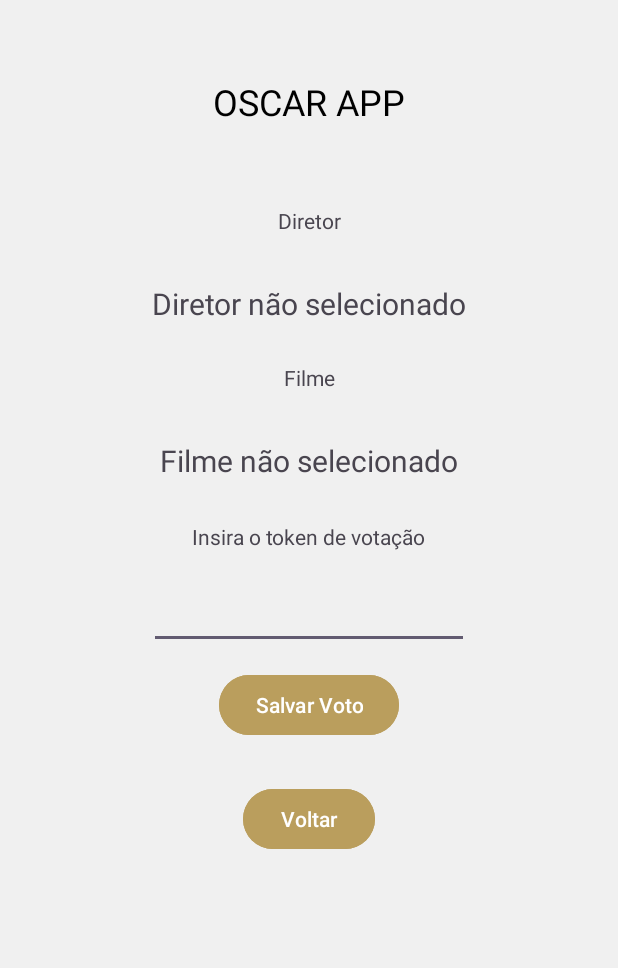
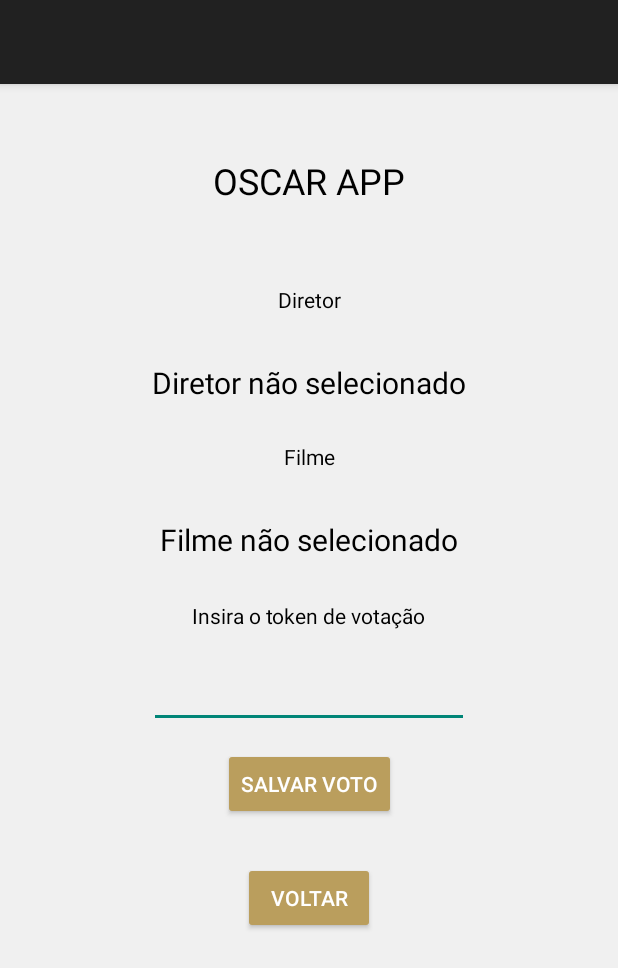
Before and after one commit to cuetopaulo/mobile_OscarApp, an Android app: the TelaConfirmarVoto screen opened directly, with no data from a screen before it, on a phone screen of 412 x 824 dp. Shown: the top 968 px of the screen. Run offline under Robolectric (Android 15) with nearby library versions, the phone set to English and light mode, and no system bars.

Commit message:
correção fontes

```diff
--- a/OscarApp/app/src/main/AndroidManifest.xml
+++ b/OscarApp/app/src/main/AndroidManifest.xml
@@ -14,7 +14,7 @@
         android:label="@string/app_name"
         android:roundIcon="@mipmap/ic_launcher_round"
         android:supportsRtl="true"
-        android:theme="@style/Theme.OscarApp"
+        android:theme="@style/AppTheme"
         android:usesCleartextTraffic="true"
         android:networkSecurityConfig="@xml/network_security_config"
         tools:targetApi="31">
--- a/OscarApp/app/src/main/res/layout/activity_informar_ip.xml
+++ b/OscarApp/app/src/main/res/layout/activity_informar_ip.xml
@@ -67,6 +67,7 @@
         android:layout_marginTop="16dp"
         android:backgroundTint="#ba9e5d"
         android:text="Voltar"
+        android:textColor="#ffffff"
         app:layout_constraintEnd_toEndOf="parent"
         app:layout_constraintStart_toStartOf="parent"
         app:layout_constraintTop_toBottomOf="@+id/btCadastrarSalvarUsu" />
--- a/OscarApp/app/src/main/res/layout/activity_tela_confirmar_voto.xml
+++ b/OscarApp/app/src/main/res/layout/activity_tela_confirmar_voto.xml
@@ -27,8 +27,9 @@
         android:layout_width="wrap_content"
         android:layout_height="wrap_content"
         android:layout_marginTop="28dp"
+        android:backgroundTint="#ba9e5d"
         android:text="Voltar"
-        android:backgroundTint="#ba9e5d"
+        android:textColor="#ffffff"
         app:layout_constraintEnd_toEndOf="parent"
         app:layout_constraintHorizontal_bias="0.5"
         app:layout_constraintStart_toStartOf="parent"
@@ -40,6 +41,7 @@
         android:layout_height="wrap_content"
         android:layout_marginTop="53dp"
         android:text="Diretor"
+        android:textColor="#000000"
         app:layout_constraintEnd_toEndOf="parent"
         app:layout_constraintHorizontal_bias="0.5"
         app:layout_constraintStart_toStartOf="parent"
@@ -51,6 +53,7 @@
         android:layout_height="wrap_content"
         android:layout_marginTop="32dp"
         android:text="Diretor não selecionado"
+        android:textColor="#000000"
         android:textSize="20sp"
         app:layout_constraintEnd_toEndOf="parent"
         app:layout_constraintHorizontal_bias="0.5"
@@ -63,6 +66,7 @@
         android:layout_height="wrap_content"
         android:layout_marginTop="26dp"
         android:text="Filme"
+        android:textColor="#000000"
         app:layout_constraintEnd_toEndOf="parent"
         app:layout_constraintHorizontal_bias="0.5"
         app:layout_constraintStart_toStartOf="parent"
@@ -74,6 +78,7 @@
         android:layout_height="wrap_content"
         android:layout_marginTop="32dp"
         android:text="Filme não selecionado"
+        android:textColor="#000000"
         android:textSize="20sp"
         app:layout_constraintEnd_toEndOf="parent"
         app:layout_constraintHorizontal_bias="0.5"
@@ -88,6 +93,7 @@
         android:ems="10"
         android:inputType="number"
         android:textAlignment="center"
+        android:textColor="#000000"
         app:layout_constraintEnd_toEndOf="parent"
         app:layout_constraintHorizontal_bias="0.5"
         app:layout_constraintStart_toStartOf="parent"
@@ -99,6 +105,7 @@
         android:layout_height="wrap_content"
         android:layout_marginTop="27dp"
         android:text="Insira o token de votação"
+        android:textColor="#000000"
         app:layout_constraintEnd_toEndOf="parent"
         app:layout_constraintHorizontal_bias="0.5"
         app:layout_constraintStart_toStartOf="parent"
@@ -109,8 +116,9 @@
         android:layout_width="wrap_content"
         android:layout_height="wrap_content"
         android:layout_marginTop="13dp"
+        android:backgroundTint="#ba9e5d"
         android:text="Salvar Voto"
-        android:backgroundTint="#ba9e5d"
+        android:textColor="#ffffff"
         app:layout_constraintEnd_toEndOf="parent"
         app:layout_constraintHorizontal_bias="0.5"
         app:layout_constraintStart_toStartOf="parent"
--- a/OscarApp/app/src/main/res/layout/activity_tela_detalhes_filmes.xml
+++ b/OscarApp/app/src/main/res/layout/activity_tela_detalhes_filmes.xml
@@ -50,6 +50,7 @@
         android:layout_marginTop="64dp"
         android:backgroundTint="#ba9e5d"
         android:text="Votar"
+        android:textColor="#ffffff"
         android:textColorLink="#d1bc76"
         app:layout_constraintEnd_toEndOf="parent"
         app:layout_constraintStart_toStartOf="parent"
@@ -63,6 +64,7 @@
         android:layout_marginBottom="16dp"
         android:backgroundTint="#ba9e5d"
         android:text="Voltar"
+        android:textColor="#ffffff"
         android:textColorLink="#d1bc76"
         app:layout_constraintBottom_toBottomOf="parent"
         app:layout_constraintEnd_toEndOf="parent"
--- a/OscarApp/app/src/main/res/layout/activity_tela_diretores.xml
+++ b/OscarApp/app/src/main/res/layout/activity_tela_diretores.xml
@@ -41,6 +41,7 @@
         android:layout_marginBottom="16dp"
         android:backgroundTint="#ba9e5d"
         android:text="Voltar"
+        android:textColor="#ffffff"
         android:textColorLink="#d1bc76"
         app:layout_constraintBottom_toBottomOf="parent"
         app:layout_constraintEnd_toEndOf="parent"
@@ -54,6 +55,7 @@
         android:layout_marginBottom="112dp"
         android:backgroundTint="#ba9e5d"
         android:text="Confirmar voto"
+        android:textColor="#ffffff"
         android:textColorLink="#d1bc76"
         app:layout_constraintBottom_toTopOf="@+id/btVoltar4"
         app:layout_constraintEnd_toEndOf="parent"
@@ -67,5 +69,6 @@
         android:orientation="vertical"
         app:layout_constraintEnd_toEndOf="parent"
         app:layout_constraintStart_toStartOf="parent"
+        android:theme="@style/RadioButtonStyle"
         app:layout_constraintTop_toBottomOf="@+id/tvTitulo" />
 </androidx.constraintlayout.widget.ConstraintLayout>
--- a/OscarApp/app/src/main/res/layout/activity_tela_filmes.xml
+++ b/OscarApp/app/src/main/res/layout/activity_tela_filmes.xml
@@ -43,6 +43,7 @@
         android:layout_marginBottom="10dp"
         android:backgroundTint="#ba9e5d"
         android:text="Voltar"
+        android:textColor="#ffffff"
         android:textColorLink="#d1bc76"
         app:layout_constraintBottom_toBottomOf="parent"
         app:layout_constraintEnd_toEndOf="parent"
--- a/OscarApp/app/src/main/res/layout/activity_tela_ja_votou.xml
+++ b/OscarApp/app/src/main/res/layout/activity_tela_ja_votou.xml
@@ -16,7 +16,7 @@
         android:layout_marginTop="29dp"
         android:layout_marginEnd="156dp"
         android:text="Diretor votado"
-        android:textColor="#ac9a54"
+        android:textColor="#000000"
         android:textColorLink="#d1bc76"
         android:textSize="20sp"
         app:layout_constraintEnd_toEndOf="parent"
@@ -70,7 +70,7 @@
         android:layout_marginTop="65dp"
         android:layout_marginEnd="168dp"
         android:text="Filme votado"
-        android:textColor="#ac9a54"
+        android:textColor="#000000"
         android:textColorLink="#d1bc76"
         android:textSize="20sp"
         app:layout_constraintEnd_toEndOf="parent"
@@ -84,6 +84,7 @@
         android:layout_marginTop="38dp"
         android:backgroundTint="#ba9e5d"
         android:text="Sair"
+        android:textColor="#ffffff"
         android:textColorLink="#d1bc76"
         app:layout_constraintEnd_toEndOf="parent"
         app:layout_constraintHorizontal_bias="0.5"
@@ -97,6 +98,7 @@
         android:layout_marginStart="58dp"
         android:layout_marginTop="150dp"
         android:text="Filme"
+        android:textColor="#000000"
         android:textColorHighlight="@color/black"
         android:textColorLink="@color/black"
         app:layout_constraintStart_toStartOf="parent"
--- a/OscarApp/app/src/main/res/layout/list_item.xml
+++ b/OscarApp/app/src/main/res/layout/list_item.xml
@@ -22,7 +22,7 @@
         android:layout_marginStart="16dp"
         android:layout_marginTop="8dp"
         android:text="Título"
-        android:textColor="#e4d4a0"
+        android:textColor="#000000"
         android:textColorLink="#ac9a54"
         android:textSize="18sp"
         android:textStyle="bold"
--- /dev/null
+++ b/OscarApp/app/src/main/res/values/styles.xml
@@ -0,0 +1,11 @@
+<resources>
+    <style name="AppTheme" parent="Theme.AppCompat.Light.DarkActionBar">
+        <!-- Outros itens do tema -->
+        <item name="radioButtonStyle">@style/RadioButtonStyle</item>
+    </style>
+
+    <style name="RadioButtonStyle" parent="Widget.AppCompat.CompoundButton.RadioButton">
+        <item name="android:textColor">@color/black</item> <!-- Cor do texto -->
+        <item name="android:textSize">16sp</item> <!-- Tamanho opcional -->
+    </style>
+</resources>
```
Also changed, not shown: OscarApp/app/src/main/java/br/ufpr/oscarapp/TelaIP.kt (line endings or trailing spaces).
